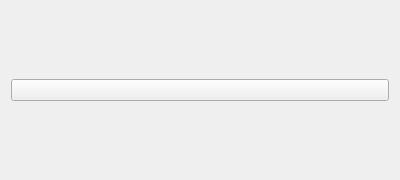
The window that plugins/dofi/gui/qt/dofi/DofiControlWidget.ui (gsi-ee/dabc) describes before a commit, drawn with Qt 5.
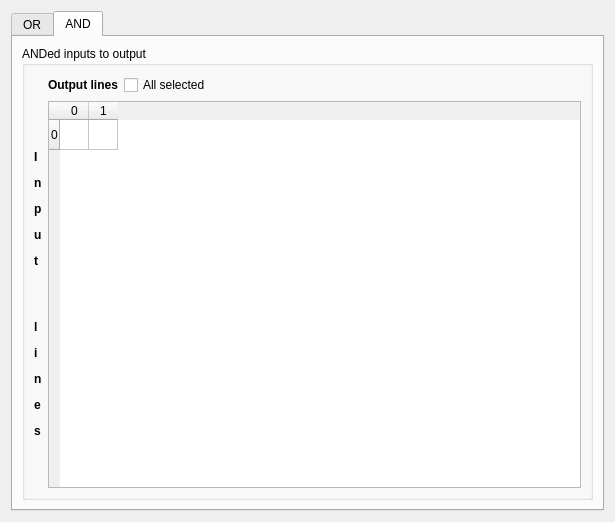
The same window after the commit. Icons and pictures are not drawn.

Commit message: dofi plugin: extended command server to cope with 64bit return values several improvements of dofi gui, use table of and/or bits

The edit to the form file:
```diff
--- a/plugins/dofi/gui/qt/dofi/DofiControlWidget.ui
+++ b/plugins/dofi/gui/qt/dofi/DofiControlWidget.ui
@@ -6,23 +6,200 @@
    <rect>
     <x>0</x>
     <y>0</y>
-    <width>400</width>
-    <height>180</height>
+    <width>615</width>
+    <height>522</height>
    </rect>
   </property>
   <property name="windowTitle">
    <string>DofiControlWidget</string>
   </property>
-  <layout class="QGridLayout" name="gridLayout">
+  <layout class="QGridLayout" name="gridLayout_3">
    <item row="0" column="0">
-    <widget class="QPushButton" name="ResetScalerspushButton">
-     <property name="toolTip">
-      <string>Press to reset scalers (input and output)</string>
+    <widget class="QTabWidget" name="OutputTabWidget">
+     <property name="currentIndex">
+      <number>1</number>
      </property>
-     <property name="icon">
-      <iconset resource="../muppeticons.qrc">
-       <normaloff>:/icons/undo.png</normaloff>:/icons/undo.png</iconset>
-     </property>
+     <widget class="QWidget" name="tabOR">
+      <attribute name="title">
+       <string>OR</string>
+      </attribute>
+      <layout class="QGridLayout" name="gridLayout_2">
+       <item row="0" column="0">
+        <widget class="QGroupBox" name="ORgroupBox">
+         <property name="baseSize">
+          <size>
+           <width>30</width>
+           <height>0</height>
+          </size>
+         </property>
+         <property name="title">
+          <string>ORed inputs to output</string>
+         </property>
+         <layout class="QGridLayout" name="gridLayout">
+          <item row="1" column="0">
+           <widget class="QLabel" name="InputORLabel">
+            <property name="text">
+             <string>&lt;html&gt;&lt;head/&gt;&lt;body&gt;&lt;p&gt;&lt;span style=&quot; font-weight:600;&quot;&gt;I&lt;/span&gt;&lt;/p&gt;&lt;p&gt;&lt;span style=&quot; font-weight:600;&quot;&gt;n&lt;/span&gt;&lt;/p&gt;&lt;p&gt;&lt;span style=&quot; font-weight:600;&quot;&gt;p&lt;/span&gt;&lt;/p&gt;&lt;p&gt;&lt;span style=&quot; font-weight:600;&quot;&gt;u&lt;/span&gt;&lt;/p&gt;&lt;p&gt;&lt;span style=&quot; font-weight:600;&quot;&gt;t&lt;/span&gt;&lt;/p&gt;&lt;p&gt;&lt;span style=&quot; font-weight:600;&quot;&gt;&lt;br/&gt;&lt;/span&gt;&lt;/p&gt;&lt;p&gt;&lt;span style=&quot; font-weight:600;&quot;&gt;l&lt;/span&gt;&lt;/p&gt;&lt;p&gt;&lt;span style=&quot; font-weight:600;&quot;&gt;i&lt;/span&gt;&lt;/p&gt;&lt;p&gt;&lt;span style=&quot; font-weight:600;&quot;&gt;n&lt;/span&gt;&lt;/p&gt;&lt;p&gt;&lt;span style=&quot; font-weight:600;&quot;&gt;e&lt;/span&gt;&lt;/p&gt;&lt;p&gt;&lt;span style=&quot; font-weight:600;&quot;&gt;s&lt;/span&gt;&lt;/p&gt;&lt;/body&gt;&lt;/html&gt;</string>
+            </property>
+            <property name="indent">
+             <number>-2</number>
+            </property>
+           </widget>
+          </item>
+          <item row="0" column="3">
+           <spacer name="horizontalSpacer">
+            <property name="orientation">
+             <enum>Qt::Horizontal</enum>
+            </property>
+            <property name="sizeHint" stdset="0">
+             <size>
+              <width>336</width>
+              <height>20</height>
+             </size>
+            </property>
+           </spacer>
+          </item>
+          <item row="0" column="1">
+           <widget class="QLabel" name="OutputORLabel">
+            <property name="text">
+             <string>&lt;html&gt;&lt;head/&gt;&lt;body&gt;&lt;p&gt;&lt;span style=&quot; font-weight:600;&quot;&gt;Output lines&lt;/span&gt;&lt;/p&gt;&lt;/body&gt;&lt;/html&gt;</string>
+            </property>
+           </widget>
+          </item>
+          <item row="1" column="1" colspan="4">
+           <widget class="QTableWidget" name="OutputORTableWidget">
+            <attribute name="horizontalHeaderDefaultSectionSize">
+             <number>29</number>
+            </attribute>
+            <row>
+             <property name="text">
+              <string>0</string>
+             </property>
+            </row>
+            <column>
+             <property name="text">
+              <string>0</string>
+             </property>
+            </column>
+            <column>
+             <property name="text">
+              <string>1</string>
+             </property>
+            </column>
+            <item row="0" column="0">
+             <property name="text">
+              <string/>
+             </property>
+            </item>
+           </widget>
+          </item>
+          <item row="0" column="2">
+           <widget class="QCheckBox" name="SelectedORcheckBox">
+            <property name="toolTip">
+             <string>&lt;html&gt;&lt;head/&gt;&lt;body&gt;&lt;p&gt;Change all selected elements in table to this state.&lt;/p&gt;&lt;p&gt;Selection a full row or column can be done by clicking on a row or column header.&lt;/p&gt;&lt;p&gt;Selection of whole table can be done by clicking on top left header location.&lt;/p&gt;&lt;p&gt;Additionally, extended selection is supported using Ctrl+mouse or Shift+mouse&lt;/p&gt;&lt;/body&gt;&lt;/html&gt;</string>
+            </property>
+            <property name="text">
+             <string>All selected</string>
+            </property>
+           </widget>
+          </item>
+         </layout>
+        </widget>
+       </item>
+      </layout>
+     </widget>
+     <widget class="QWidget" name="tabAND">
+      <attribute name="title">
+       <string>AND</string>
+      </attribute>
+      <layout class="QGridLayout" name="gridLayout_5">
+       <item row="0" column="0">
+        <widget class="QGroupBox" name="ANDgroupBox">
+         <property name="baseSize">
+          <size>
+           <width>30</width>
+           <height>0</height>
+          </size>
+         </property>
+         <property name="title">
+          <string>ANDed inputs to output</string>
+         </property>
+         <layout class="QGridLayout" name="gridLayout_4">
+          <item row="0" column="1">
+           <widget class="QLabel" name="OutputANDLabel">
+            <property name="text">
+             <string>&lt;html&gt;&lt;head/&gt;&lt;body&gt;&lt;p&gt;&lt;span style=&quot; font-weight:600;&quot;&gt;Output lines&lt;/span&gt;&lt;/p&gt;&lt;/body&gt;&lt;/html&gt;</string>
+            </property>
+           </widget>
+          </item>
+          <item row="0" column="2">
+           <widget class="QCheckBox" name="SelectedANDcheckBox">
+            <property name="toolTip">
+             <string>&lt;html&gt;&lt;head/&gt;&lt;body&gt;&lt;p&gt;Change all selected elements in table to this state.&lt;/p&gt;&lt;p&gt;Selection a full row or column can be done by clicking on a row or column header.&lt;/p&gt;&lt;p&gt;Selection of whole table can be done by clicking on top left header location.&lt;/p&gt;&lt;p&gt;Additionally, extended selection is supported using Ctrl+mouse or Shift+mouse&lt;/p&gt;&lt;/body&gt;&lt;/html&gt;</string>
+            </property>
+            <property name="text">
+             <string>All selected</string>
+            </property>
+           </widget>
+          </item>
+          <item row="0" column="3">
+           <spacer name="horizontalSpacer_2">
+            <property name="orientation">
+             <enum>Qt::Horizontal</enum>
+            </property>
+            <property name="sizeHint" stdset="0">
+             <size>
+              <width>342</width>
+              <height>20</height>
+             </size>
+            </property>
+           </spacer>
+          </item>
+          <item row="1" column="0">
+           <widget class="QLabel" name="InputANDLabel">
+            <property name="text">
+             <string>&lt;html&gt;&lt;head/&gt;&lt;body&gt;&lt;p&gt;&lt;span style=&quot; font-weight:600;&quot;&gt;I&lt;/span&gt;&lt;/p&gt;&lt;p&gt;&lt;span style=&quot; font-weight:600;&quot;&gt;n&lt;/span&gt;&lt;/p&gt;&lt;p&gt;&lt;span style=&quot; font-weight:600;&quot;&gt;p&lt;/span&gt;&lt;/p&gt;&lt;p&gt;&lt;span style=&quot; font-weight:600;&quot;&gt;u&lt;/span&gt;&lt;/p&gt;&lt;p&gt;&lt;span style=&quot; font-weight:600;&quot;&gt;t&lt;/span&gt;&lt;/p&gt;&lt;p&gt;&lt;span style=&quot; font-weight:600;&quot;&gt;&lt;br/&gt;&lt;/span&gt;&lt;/p&gt;&lt;p&gt;&lt;span style=&quot; font-weight:600;&quot;&gt;l&lt;/span&gt;&lt;/p&gt;&lt;p&gt;&lt;span style=&quot; font-weight:600;&quot;&gt;i&lt;/span&gt;&lt;/p&gt;&lt;p&gt;&lt;span style=&quot; font-weight:600;&quot;&gt;n&lt;/span&gt;&lt;/p&gt;&lt;p&gt;&lt;span style=&quot; font-weight:600;&quot;&gt;e&lt;/span&gt;&lt;/p&gt;&lt;p&gt;&lt;span style=&quot; font-weight:600;&quot;&gt;s&lt;/span&gt;&lt;/p&gt;&lt;/body&gt;&lt;/html&gt;</string>
+            </property>
+            <property name="indent">
+             <number>-2</number>
+            </property>
+           </widget>
+          </item>
+          <item row="1" column="1" colspan="3">
+           <widget class="QTableWidget" name="OutputANDTableWidget">
+            <property name="selectionMode">
+             <enum>QAbstractItemView::ExtendedSelection</enum>
+            </property>
+            <attribute name="horizontalHeaderDefaultSectionSize">
+             <number>29</number>
+            </attribute>
+            <row>
+             <property name="text">
+              <string>0</string>
+             </property>
+            </row>
+            <column>
+             <property name="text">
+              <string>0</string>
+             </property>
+            </column>
+            <column>
+             <property name="text">
+              <string>1</string>
+             </property>
+            </column>
+            <item row="0" column="0">
+             <property name="text">
+              <string/>
+             </property>
+            </item>
+           </widget>
+          </item>
+         </layout>
+        </widget>
+       </item>
+      </layout>
+     </widget>
     </widget>
    </item>
   </layout>
```
The commit also changes 11 other files.
